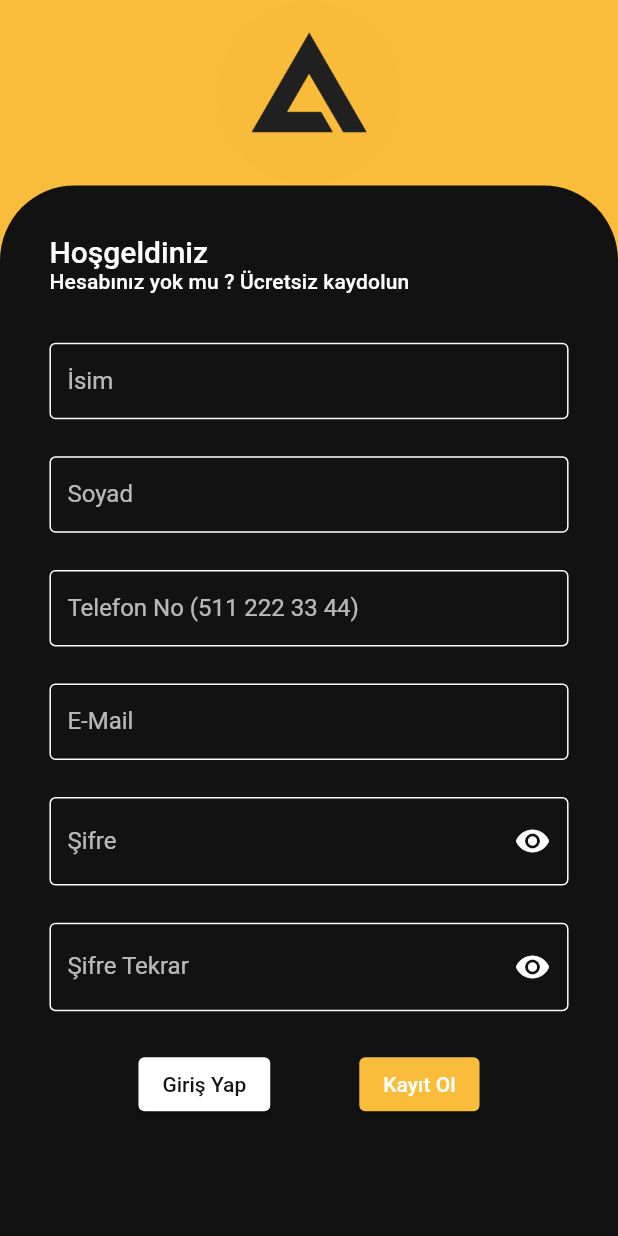
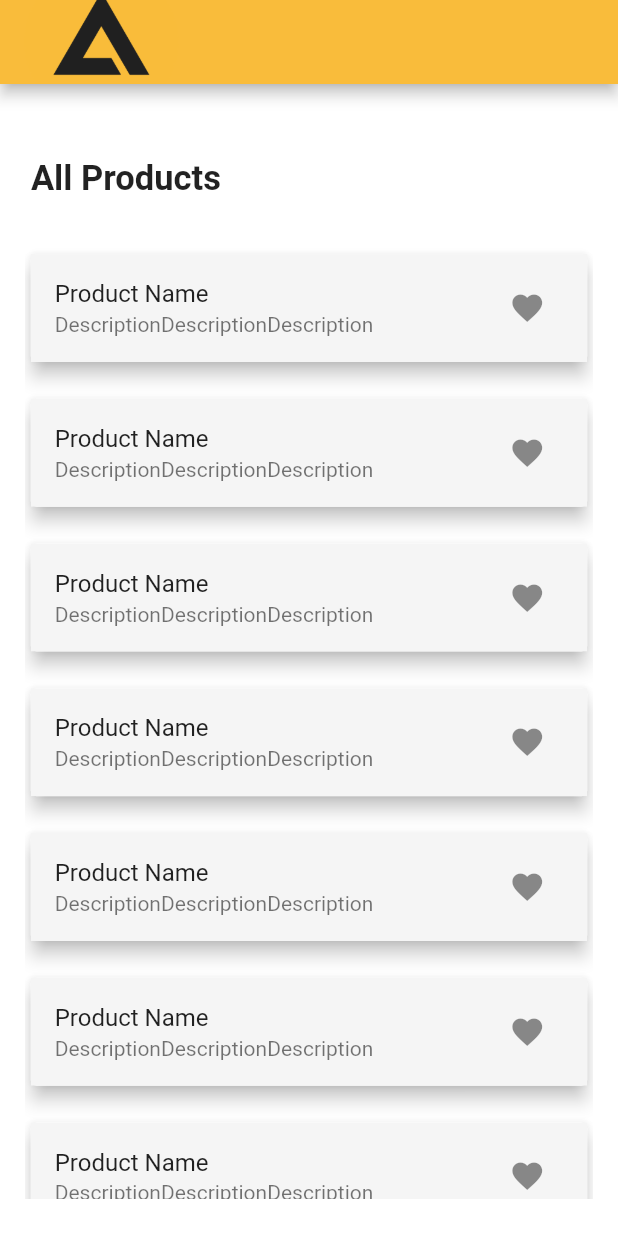
Before and after one commit to UKTQT/Product-Catalogue-Flutter, a Flutter app: the screen it shows after launch, after a tap on "Kayıt Ol", on a phone screen of 412 x 824 dp. Run offline on Flutter 3.47's test engine with Material 2 defaults, Android fonts, the phone set to English and light mode, and no system bars; our stand-ins replace dio, shared_preferences; accounts and stored records are empty.

Commit message:
home view create

```diff
--- a/lib/core/constants/navigation/navigation_constant.dart
+++ b/lib/core/constants/navigation/navigation_constant.dart
@@ -2,4 +2,5 @@ class NavigationConstant {
   static const String DEFAULT = '/';
   static const String LOGIN = '/loginView';
   static const String REGISTER = '/registerView';
+  static const String HOME = '/homeView';
 }
--- a/lib/core/init/navigation/navigation_route.dart
+++ b/lib/core/init/navigation/navigation_route.dart
@@ -2,6 +2,7 @@ import 'package:flutter/material.dart';
 import 'package:product_catalogue_flutter/core/constants/navigation/navigation_constant.dart';
 import 'package:product_catalogue_flutter/feature/auth/login/view/login_view.dart';
 import 'package:product_catalogue_flutter/feature/auth/register/view/register_view.dart';
+import 'package:product_catalogue_flutter/feature/home/home/view/home_view.dart';
 
 import '../../../feature/auth/splash/view/splash_view.dart';
 
@@ -22,6 +23,9 @@ class NavigationRoute {
       case NavigationConstant.REGISTER:
         return normalNavigate(
             widget: RegisterView(), pageName: NavigationConstant.REGISTER);
+      case NavigationConstant.HOME:
+        return normalNavigate(
+            widget: const HomeView(), pageName: NavigationConstant.HOME);
 
       default:
         return normalNavigate(
--- a/lib/feature/auth/login/view/login_view.dart
+++ b/lib/feature/auth/login/view/login_view.dart
@@ -201,8 +201,10 @@ class LoginView extends StatelessWidget {
                 children: [
                   ElevatedButton(
                     onPressed: () {
-                      Navigator.pushNamedAndRemoveUntil(context,
-                          NavigationConstant.REGISTER, (route) => false);
+                      /*    Navigator.pushNamedAndRemoveUntil(context,
+                          NavigationConstant.REGISTER, (route) => false); */
+                      Navigator.pushNamedAndRemoveUntil(
+                          context, NavigationConstant.HOME, (route) => false);
                     },
                     style: ElevatedButton.styleFrom(
                         primary: context.themeWhiteColor),
--- a/lib/feature/home/home/view/home_view.dart
+++ b/lib/feature/home/home/view/home_view.dart
@@ -0,0 +1,90 @@
+import 'package:flutter/material.dart';
+import 'package:provider/provider.dart';
+
+import '../../../../core/constants/app/app_constant.dart';
+import '../../../../core/extensions/color_extension/color_extension.dart';
+import '../../../../core/extensions/padding_extension/padding_extension.dart';
+import '../viewModel/home_view_model.dart';
+
+class HomeView extends StatelessWidget {
+  const HomeView({Key? key}) : super(key: key);
+
+  @override
+  Widget build(BuildContext context) {
+    return ChangeNotifierProvider<HomeViewModel>(
+      lazy: false,
+      create: (context) => HomeViewModel(),
+      builder: (context, child) {
+        return Scaffold(
+          backgroundColor: Colors.white,
+          appBar: AppBar(
+            backgroundColor: context.themeMainColor1,
+            title: Hero(
+              tag: 'app_logo',
+              child: Image(
+                width: MediaQuery.of(context).size.width * 0.25,
+                image: AssetImage(
+                  AppConstant.instance!.APP_LOGO_PATH,
+                ),
+              ),
+            ),
+          ),
+          body: Padding(
+            padding: EdgeInsets.symmetric(
+                horizontal: context.mediumWidthPadding2,
+                vertical: context.mediumHeightPadding),
+            child: SizedBox(
+              height: MediaQuery.of(context).size.height,
+              child: Column(
+                children: [
+                  Padding(
+                    padding: EdgeInsets.symmetric(
+                        vertical: context.mediumHeightPadding,
+                        horizontal: context.lowWidthPadding),
+                    child: Row(
+                      children: const [
+                        Text(
+                          'All Products',
+                          style: TextStyle(
+                              fontSize: 23, fontWeight: FontWeight.bold),
+                        ),
+                      ],
+                    ),
+                  ),
+                  Expanded(
+                    child: ListView.builder(
+                      scrollDirection: Axis.vertical,
+                      itemCount: 20,
+                      itemBuilder: (context, index) {
+                        return Padding(
+                          padding: EdgeInsets.symmetric(
+                              vertical: context.lowHeightPadding),
+                          child: GestureDetector(
+                            onTap: () {},
+                            child: Card(
+                              elevation: 5,
+                              child: ListTile(
+                                tileColor: const Color(0xfff5f5f5),
+                                title: const Text('Product Name'),
+                                subtitle: const Text(
+                                    'DescriptionDescriptionDescription'),
+                                trailing: IconButton(
+                                  onPressed: () {},
+                                  icon: const Icon(Icons.favorite),
+                                ),
+                              ),
+                            ),
+                          ),
+                        );
+                      },
+                    ),
+                  ),
+                ],
+              ),
+            ),
+          ),
+        );
+      },
+    );
+  }
+}
--- a/lib/feature/home/home/viewModel/home_view_model.dart
+++ b/lib/feature/home/home/viewModel/home_view_model.dart
@@ -0,0 +1,3 @@
+import 'package:flutter/material.dart';
+
+class HomeViewModel extends ChangeNotifier {}
```
